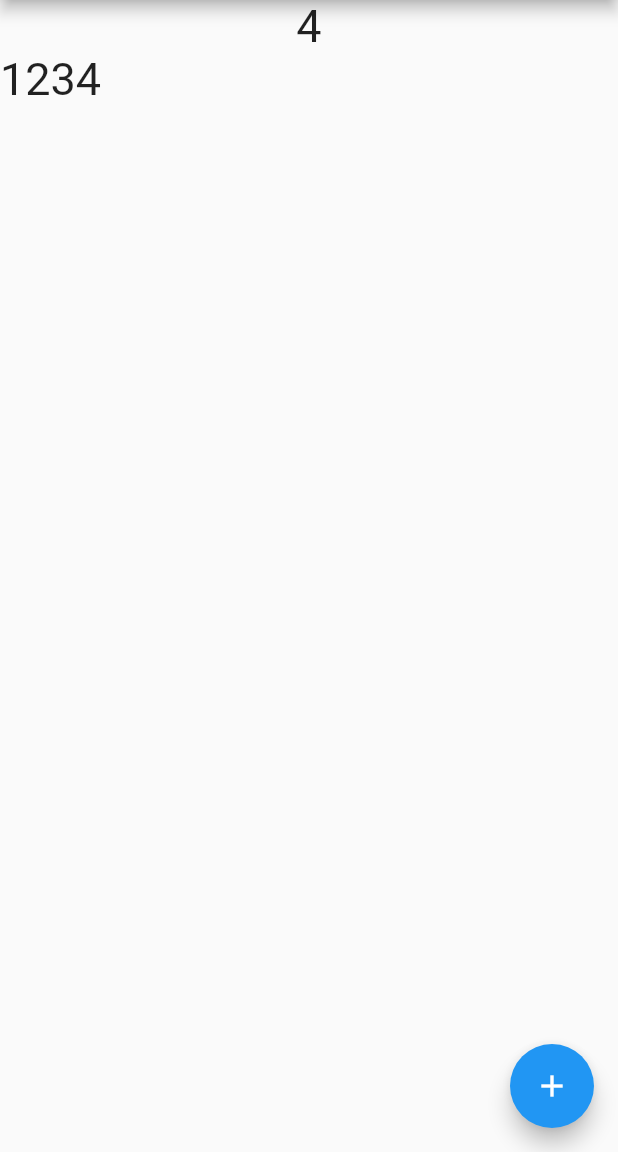
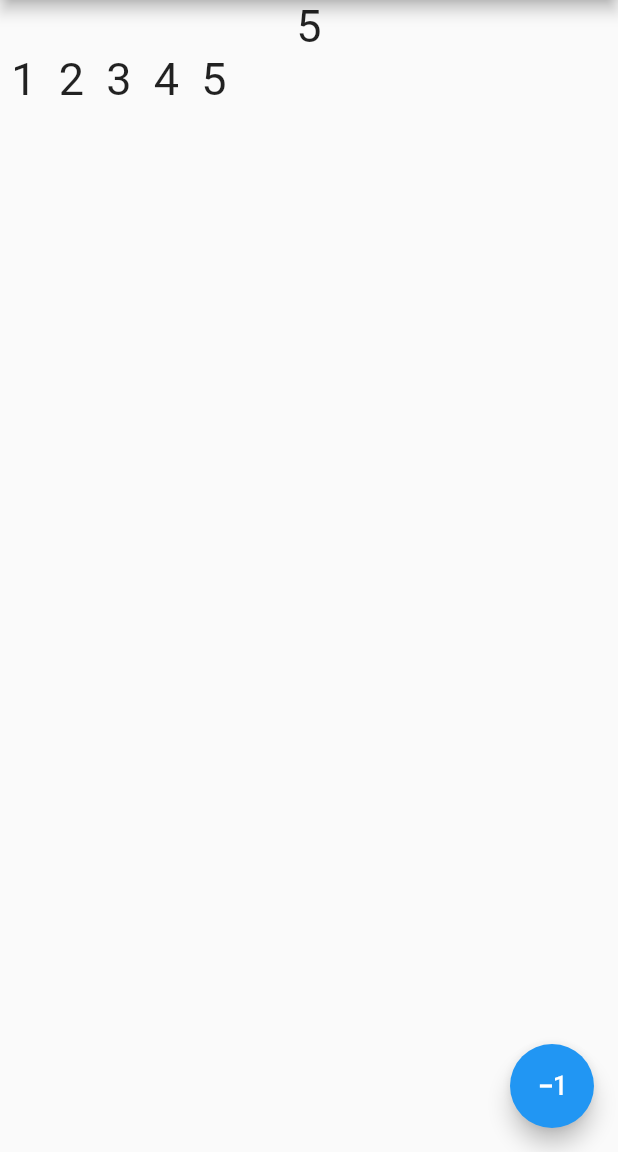
Before and after one commit to piyuuussh/1st-provider-project, a Flutter app: the screen it shows after launch, after a tap on "Second", on a phone screen of 412 x 824 dp, the part 84-1236 px from its top. Run offline on Flutter 3.47's test engine with Material 2 defaults, Android fonts, the phone set to English and light mode, and no system bars; our stand-ins replace flutter_speed_dial.

Commit message:
final commit

```diff
--- a/lib/home.dart
+++ b/lib/home.dart
@@ -19,7 +19,7 @@ class _HomeState extends State<Home> {
             onPressed: () {
               numbermodel.add();
             },
-            child: Icon(Icons.add),
+            child: Icon(Icons.plus_one_outlined),
           ),
           appBar: AppBar(
             title: Text(
@@ -67,7 +67,8 @@ class _HomeState extends State<Home> {
                     Navigator.of(context).push(
                         MaterialPageRoute(builder: (context) => Second()));
                   },
-                )
+                ),
+                //Spacer()
               ],
             ),
           ))),
--- a/lib/provider.dart
+++ b/lib/provider.dart
@@ -1,11 +1,17 @@
 import 'package:flutter/material.dart';
 
 class numberlist extends ChangeNotifier {
-  List<int> Num = [1, 2, 3, 4];
+  List<int> Num = [1, 2, 3, 4, 5];
 
   void add() {
     int last = Num.last;
     Num.add(last + 1);
     notifyListeners();
   }
+
+  void minus() {
+    int last = Num.last;
+    Num.remove(last);
+    notifyListeners();
+  }
 }
--- a/lib/second.dart
+++ b/lib/second.dart
@@ -1,4 +1,5 @@
 import 'package:flutter/material.dart';
+import 'package:flutter_speed_dial/flutter_speed_dial.dart';
 import 'package:provider/provider.dart';
 import 'package:provider_basics/provider.dart';
 
@@ -17,9 +18,9 @@ class _SecondState extends State<Second> {
         builder: (context, numbermodel, child) => Scaffold(
               floatingActionButton: FloatingActionButton(
                 onPressed: () {
-                  numbermodel.add();
+                  numbermodel.minus();
                 },
-                child: Icon(Icons.add),
+                child: Icon(Icons.exposure_minus_1_outlined),
               ),
               appBar: AppBar(
                 title: Text(
@@ -43,7 +44,7 @@ class _SecondState extends State<Second> {
                       itemCount: numbermodel.Num.length,
                       itemBuilder: (context, index) {
                         return Text(
-                          numbermodel.Num[index].toString(),
+                          " ${numbermodel.Num[index].toString()} ",
                           style: TextStyle(fontSize: 30),
                         );
                       },
--- a/pubspec.yaml
+++ b/pubspec.yaml
@@ -36,6 +36,7 @@ dependencies:
   # Use with the CupertinoIcons class for iOS style icons.
   cupertino_icons: ^1.0.2
   provider: ^6.0.5
+  flutter_speed_dial: ^7.0.0
 
 dev_dependencies:
   flutter_test:
```
Also changed, not shown: pubspec.lock.
